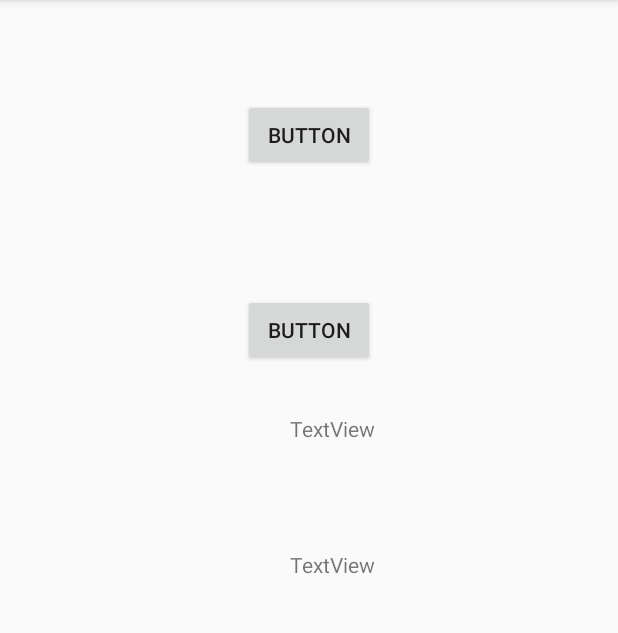
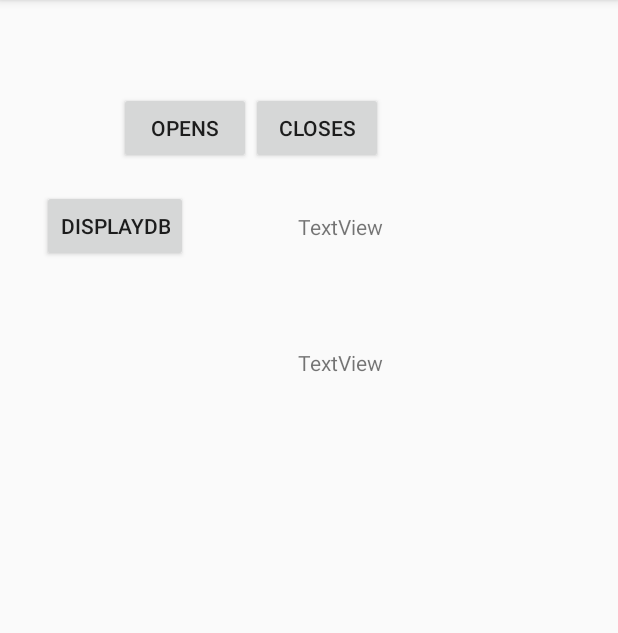
Before and after one commit to ibrhmerdogan/RecordPhoneSmsCallLocationState, an Android app: the screen it shows after launch (MainActivity), on a phone screen of 412 x 824 dp, the part 84-717 px from its top. Run offline under Robolectric (Android 15) with nearby library versions, the phone set to English and light mode, and no system bars.

```diff
--- a/app/src/main/java/com/example/ibrhm/sayac/MainActivity.java
+++ b/app/src/main/java/com/example/ibrhm/sayac/MainActivity.java
@@ -17,9 +17,13 @@ import java.util.List;
 public class MainActivity extends AppCompatActivity {
     private static final int REQUEST_ID_MULTIPLE_PERMISSIONS =1905 ;
     Button start;
+    String x = "a";
+    String y = "b";
+
     Button stop;
     TextView textView;
-    Button Open,Close;
+    Button Open, Close, display;
+    CStateDbOperation operation;
     Database database;
 
     @Override
@@ -28,12 +32,22 @@ public class MainActivity extends AppCompatActivity {
         setContentView((int) R.layout.activity_main);
         this.start = (Button) findViewById(R.id.button);
         this.stop = (Button) findViewById(R.id.button2);
-        this.textView = (TextView) findViewById(R.id.textView);
+        display = (Button) findViewById(R.id.button3);
+        textView = (TextView) findViewById(R.id.textView2);
         this.start.setOnClickListener(new Start());
         this.stop.setOnClickListener(new Close());
-        database=new Database(this);
+
         if(!checkAndRequestPermissions())
             return;
+
+
+        display.setOnClickListener(new View.OnClickListener() {
+            @Override
+            public void onClick(View v) {
+
+
+            }
+        });
 
 
     }
@@ -44,7 +58,8 @@ public class MainActivity extends AppCompatActivity {
         }
 
         public void onClick(View v) {
-            MainActivity.this.startService(new Intent(MainActivity.this.getApplicationContext(), CallStateService.class));
+            MainActivity.this.startService(new Intent(MainActivity.this.getApplicationContext(), BackGroundServices.class));
+
         }
     }
 
@@ -53,7 +68,7 @@ public class MainActivity extends AppCompatActivity {
         }
 
         public void onClick(View v) {
-            MainActivity.this.stopService(new Intent(MainActivity.this.getApplicationContext(), CallStateService.class));
+            MainActivity.this.stopService(new Intent(MainActivity.this.getApplicationContext(), BackGroundServices.class));
         }
     }
  private boolean checkAndRequestPermissions() {
--- a/app/src/main/res/layout/activity_main.xml
+++ b/app/src/main/res/layout/activity_main.xml
@@ -9,25 +9,6 @@
     android:paddingRight="@dimen/activity_horizontal_margin"
     android:paddingTop="@dimen/activity_vertical_margin"
     tools:context="com.example.ibrhm.sayac.MainActivity">
-
-    <Button
-        android:text="Button"
-        android:layout_width="wrap_content"
-        android:layout_height="wrap_content"
-        android:id="@+id/button"
-        android:layout_alignParentTop="true"
-        android:layout_centerHorizontal="true"
-        android:layout_marginTop="50dp" />
-
-    <Button
-        android:text="Button"
-        android:layout_width="wrap_content"
-        android:layout_height="wrap_content"
-        android:layout_below="@+id/button"
-        android:layout_alignLeft="@+id/button"
-        android:layout_alignStart="@+id/button"
-        android:layout_marginTop="82dp"
-        android:id="@+id/button2" />
 
     <TextView
         android:layout_width="wrap_content"
@@ -57,4 +38,36 @@
         android:layout_alignStart="@+id/textView2"
         android:layout_marginTop="71dp"
         android:id="@+id/textView3" />
+
+    <Button
+        android:text="DisplayDB"
+        android:layout_width="wrap_content"
+        android:layout_height="wrap_content"
+        android:layout_alignBottom="@+id/textView"
+        android:layout_alignParentLeft="true"
+        android:layout_alignParentStart="true"
+        android:layout_marginLeft="12dp"
+        android:layout_marginStart="12dp"
+        android:id="@+id/button3" />
+
+    <Button
+        android:text="CloseS"
+        android:layout_width="wrap_content"
+        android:layout_height="wrap_content"
+        android:id="@+id/button2"
+        android:layout_above="@+id/textView"
+        android:layout_toRightOf="@+id/button"
+        android:layout_toEndOf="@+id/button" />
+
+    <Button
+        android:text="openS"
+        android:layout_width="wrap_content"
+        android:layout_height="wrap_content"
+        android:id="@+id/button"
+        android:layout_marginTop="45dp"
+        android:layout_alignParentTop="true"
+        android:layout_alignLeft="@+id/button3"
+        android:layout_alignStart="@+id/button3"
+        android:layout_marginLeft="51dp"
+        android:layout_marginStart="51dp" />
 </RelativeLayout>
```
Also changed, not shown: app/src/main/AndroidManifest.xml (+8 -4 lines), app/src/main/java/com/example/ibrhm/sayac/BackGroundServices.java (+49 -9 lines), app/src/main/java/com/example/ibrhm/sayac/BackgrondSMSservice.java (+38 -5 lines), app/src/main/java/com/example/ibrhm/sayac/CStateDbOperation.java (+33 -7 lines), app/src/main/java/com/example/ibrhm/sayac/CallStateService.java (+3 -5 lines), app/src/main/java/com/example/ibrhm/sayac/Database.java (+2 -5 lines), 1 other file.
